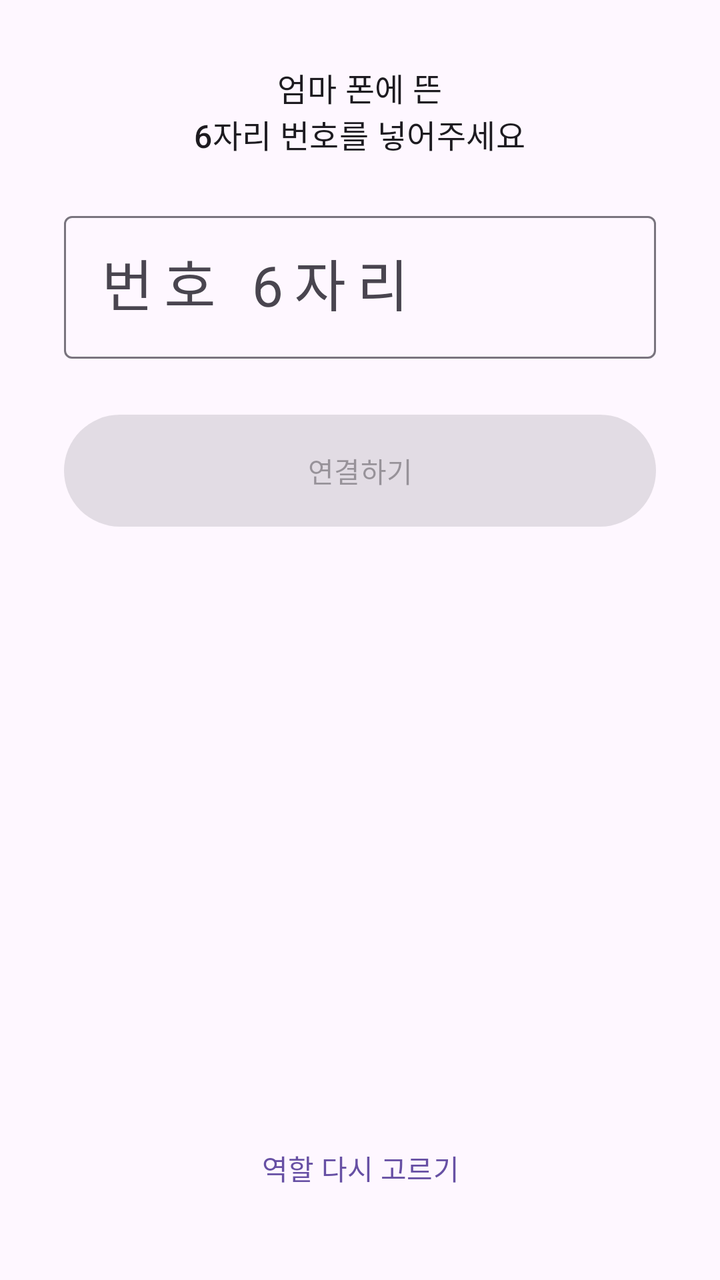
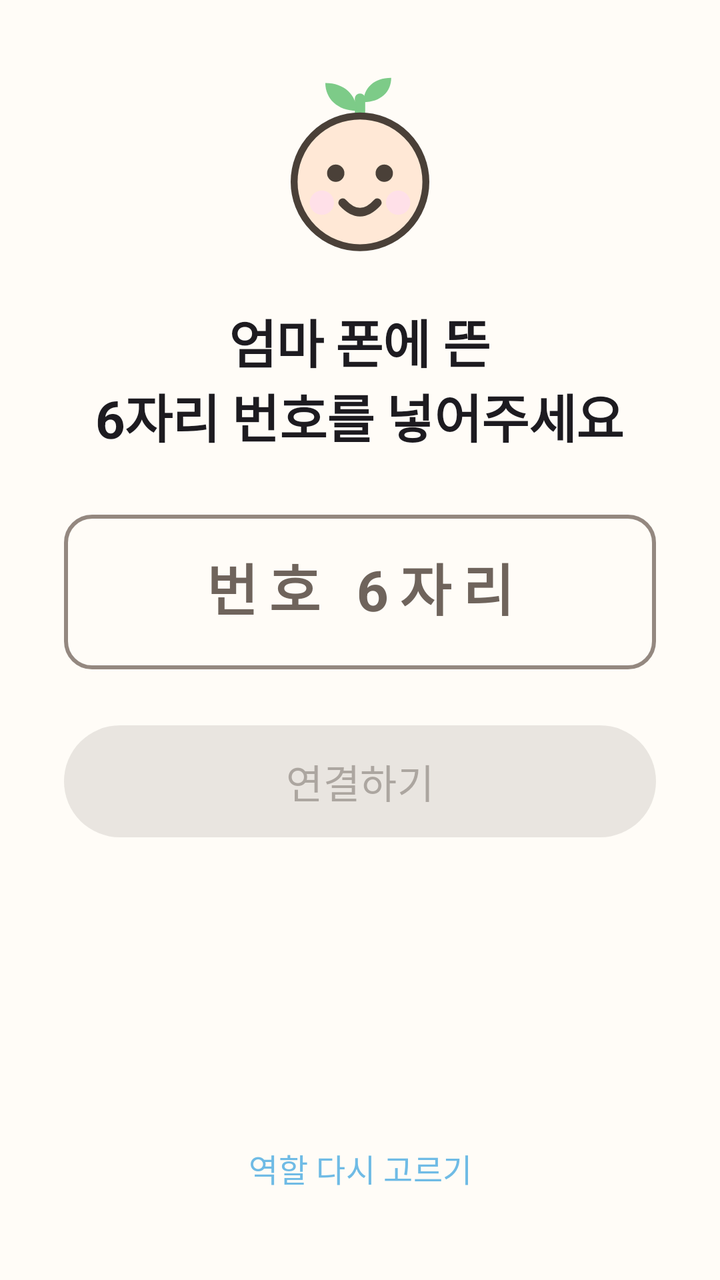

The first picture is an Android layout as it rendered before a commit; the second is the same layout after the commit. The layout source and the unified diff follow.
<!-- AndroidManifest.xml: application theme Theme.KidCare -->
<!-- res/layout/activity_child_pairing.xml -->
<?xml version="1.0" encoding="utf-8"?>
<LinearLayout xmlns:android="http://schemas.android.com/apk/res/android"
    android:layout_width="match_parent"
    android:layout_height="match_parent"
    android:orientation="vertical"
    android:gravity="center"
    android:padding="32dp">

    <TextView
        android:layout_width="wrap_content"
        android:layout_height="wrap_content"
        android:layout_marginBottom="24dp"
        android:gravity="center"
        android:text="@string/pairing_child_title"
        android:textAppearance="?attr/textAppearanceTitleMedium" />

    <com.google.android.material.textfield.TextInputLayout
        android:layout_width="match_parent"
        android:layout_height="wrap_content">

        <com.google.android.material.textfield.TextInputEditText
            android:id="@+id/code_input"
            android:layout_width="match_parent"
            android:layout_height="wrap_content"
            android:hint="@string/pairing_child_hint"
            android:inputType="textCapCharacters"
            android:maxLength="8"
            android:letterSpacing="0.2"
            android:textAppearance="?attr/textAppearanceHeadlineMedium" />
    </com.google.android.material.textfield.TextInputLayout>

    <TextView
        android:id="@+id/error_text"
        android:layout_width="match_parent"
        android:layout_height="wrap_content"
        android:layout_marginTop="12dp"
        android:gravity="center"
        android:textColor="?attr/colorError"
        android:visibility="gone" />

    <com.google.android.material.button.MaterialButton
        android:id="@+id/join_button"
        android:layout_width="match_parent"
        android:layout_height="64dp"
        android:layout_marginTop="24dp"
        android:enabled="false"
        android:text="@string/pairing_child_join" />

    
    <Space
        android:layout_width="match_parent"
        android:layout_height="0dp"
        android:layout_weight="1" />

    <com.google.android.material.button.MaterialButton
        android:id="@+id/reset_role_button"
        style="@style/Widget.Material3.Button.TextButton"
        android:layout_width="wrap_content"
        android:layout_height="wrap_content"
        android:text="@string/pairing_reset_role_button" />
</LinearLayout>
<!-- resources referenced by this layout -->
<resources>
  <style name="Theme.KidCare" parent="Theme.Material3.DayNight.NoActionBar">
          <item name="android:statusBarColor" tools:targetApi="l">?attr/colorSurface</item>
      </style>
  <!-- unchanged entries left out for length: 4 -->
</resources>

<!-- the commit's change to res/layout/activity_child_pairing.xml (unified diff, before → after) -->
@@ -4,7 +4,15 @@
     android:layout_height="match_parent"
     android:orientation="vertical"
     android:gravity="center"
-    android:padding="32dp">
+    android:padding="32dp"
+    android:fitsSystemWindows="true">
+
+    <ImageView
+        android:layout_width="104dp"
+        android:layout_height="104dp"
+        android:layout_marginBottom="16dp"
+        android:importantForAccessibility="no"
+        android:src="@drawable/ic_mascot" />
 
     <TextView
         android:layout_width="wrap_content"
@@ -12,7 +20,7 @@
         android:layout_marginBottom="24dp"
         android:gravity="center"
         android:text="@string/pairing_child_title"
-        android:textAppearance="?attr/textAppearanceTitleMedium" />
+        android:textAppearance="?attr/textAppearanceHeadlineSmall" />
 
     <com.google.android.material.textfield.TextInputLayout
         android:layout_width="match_parent"
@@ -22,10 +30,12 @@
             android:id="@+id/code_input"
             android:layout_width="match_parent"
             android:layout_height="wrap_content"
+            android:gravity="center"
             android:hint="@string/pairing_child_hint"
             android:inputType="textCapCharacters"
             android:maxLength="8"
             android:letterSpacing="0.2"
+            android:paddingVertical="20dp"
             android:textAppearance="?attr/textAppearanceHeadlineMedium" />
     </com.google.android.material.textfield.TextInputLayout>
 
@@ -34,8 +44,12 @@
         android:layout_width="match_parent"
         android:layout_height="wrap_content"
         android:layout_marginTop="12dp"
+        android:background="?attr/colorErrorContainer"
         android:gravity="center"
-        android:textColor="?attr/colorError"
+        android:paddingHorizontal="16dp"
+        android:paddingVertical="12dp"
+        android:textAppearance="?attr/textAppearanceBodyMedium"
+        android:textColor="?attr/colorOnErrorContainer"
         android:visibility="gone" />
 
     <com.google.android.material.button.MaterialButton
@@ -44,7 +58,8 @@
         android:layout_height="64dp"
         android:layout_marginTop="24dp"
         android:enabled="false"
-        android:text="@string/pairing_child_join" />
+        android:text="@string/pairing_child_join"
+        android:textAppearance="?attr/textAppearanceTitleMedium" />
 
     
     <Space
@@ -54,7 +69,7 @@
 
     <com.google.android.material.button.MaterialButton
         android:id="@+id/reset_role_button"
-        style="@style/Widget.Material3.Button.TextButton"
+        style="@style/Widget.KidCare.Button.Text"
         android:layout_width="wrap_content"
         android:layout_height="wrap_content"
         android:text="@string/pairing_reset_role_button" />
<!-- resource entries referenced after the edit -->
@@ -1,7 +1,298 @@
 <!-- resources referenced by this layout -->
 <resources>
+  <!-- drawable ic_mascot (drawable) -->
+  <?xml version="1.0" encoding="utf-8"?>
+  <vector xmlns:android="http://schemas.android.com/apk/res/android"
+      android:width="120dp"
+      android:height="120dp"
+      android:viewportWidth="120"
+      android:viewportHeight="120">
+  
+      
+      <path
+          android:pathData="M60,34 L60,20"
+          android:strokeColor="@color/grass"
+          android:strokeWidth="6"
+          android:strokeLineCap="round" />
+  
+      
+      <path
+          android:pathData="M58,27 C47,27 40,20 40,11 C51,11 58,18 58,27 Z"
+          android:fillColor="@color/grass" />
+      <path
+          android:pathData="M62,22 C72,22 78,16 78,8 C68,8 62,14 62,22 Z"
+          android:fillColor="@color/grass" />
+  
+      
+      <path
+          android:pathData="M22,68 a38,38 0 1,0 76,0 a38,38 0 1,0 -76,0 Z"
+          android:fillColor="@color/apricot_soft"
+          android:strokeColor="@color/ink"
+          android:strokeWidth="4" />
+  
+      
+      <path
+          android:pathData="M31,80 a7,7 0 1,0 14,0 a7,7 0 1,0 -14,0 Z"
+          android:fillColor="@color/berry_soft" />
+      <path
+          android:pathData="M75,80 a7,7 0 1,0 14,0 a7,7 0 1,0 -14,0 Z"
+          android:fillColor="@color/berry_soft" />
+  
+      
+      <path
+          android:pathData="M41,63 a5,5 0 1,0 10,0 a5,5 0 1,0 -10,0 Z"
+          android:fillColor="@color/ink" />
+      <path
+          android:pathData="M69,63 a5,5 0 1,0 10,0 a5,5 0 1,0 -10,0 Z"
+          android:fillColor="@color/ink" />
+  
+      
+      <path
+          android:pathData="M50,80 Q60,91 70,80"
+          android:strokeColor="@color/ink"
+          android:strokeWidth="5"
+          android:strokeLineCap="round" />
+  </vector>
+  <style name="Widget.KidCare.Button.Text" parent="Widget.Material3.Button.TextButton">
+          <item name="shapeAppearance">@style/ShapeAppearance.KidCare.Pill</item>
+          <item name="android:textAllCaps">false</item>
+      </style>
   <style name="Theme.KidCare" parent="Theme.Material3.DayNight.NoActionBar">
-          <item name="android:statusBarColor" tools:targetApi="l">?attr/colorSurface</item>
+  
+          
+          <item name="colorPrimary">@color/sky</item>
+          <item name="colorOnPrimary">@color/on_accent</item>
+          <item name="colorPrimaryContainer">@color/sky_soft</item>
+          <item name="colorOnPrimaryContainer">@color/ink</item>
+  
+          
+          
+          <item name="colorSecondary">@color/apricot</item>
+          <item name="colorOnSecondary">@color/on_accent</item>
+          <item name="colorSecondaryContainer">@color/apricot_soft</item>
+          <item name="colorOnSecondaryContainer">@color/ink</item>
+  
+          
+          <item name="colorTertiary">@color/grass</item>
+          <item name="colorOnTertiary">@color/on_accent</item>
+          <item name="colorTertiaryContainer">@color/grass_soft</item>
+          <item name="colorOnTertiaryContainer">@color/ink</item>
+  
+          
+          
+          <item name="colorError">@color/berry_ink</item>
+          <item name="colorOnError">@color/paper_card</item>
+          <item name="colorErrorContainer">@color/berry_soft</item>
+          <item name="colorOnErrorContainer">@color/on_berry_soft</item>
+  
+          
+          <item name="android:colorBackground">@color/paper</item>
+          <item name="colorOnBackground">@color/ink</item>
+          <item name="colorSurface">@color/paper</item>
+          <item name="colorOnSurface">@color/ink</item>
+          <item name="colorSurfaceVariant">@color/paper_fold</item>
+          <item name="colorOnSurfaceVariant">@color/ink_soft</item>
+          
+          <item name="colorSurfaceContainerLowest">@color/paper_card</item>
+          <item name="colorSurfaceContainerLow">@color/paper_card</item>
+          <item name="colorSurfaceContainer">@color/paper_card</item>
+          <item name="colorSurfaceContainerHigh">@color/paper_fold</item>
+          <item name="colorSurfaceContainerHighest">@color/paper_fold</item>
+          <item name="colorOutline">@color/line</item>
+          <item name="colorOutlineVariant">@color/line_soft</item>
+  
+          
+          
+          <item name="shapeAppearanceCornerExtraSmall">@style/ShapeAppearance.KidCare.ExtraSmall</item>
+          <item name="shapeAppearanceCornerSmall">@style/ShapeAppearance.KidCare.Small</item>
+          <item name="shapeAppearanceCornerMedium">@style/ShapeAppearance.KidCare.Medium</item>
+          <item name="shapeAppearanceCornerLarge">@style/ShapeAppearance.KidCare.Large</item>
+          <item name="shapeAppearanceCornerExtraLarge">@style/ShapeAppearance.KidCare.ExtraLarge</item>
+          <item name="shapeAppearanceSmallComponent">@style/ShapeAppearance.KidCare.Small</item>
+          <item name="shapeAppearanceMediumComponent">@style/ShapeAppearance.KidCare.Medium</item>
+          <item name="shapeAppearanceLargeComponent">@style/ShapeAppearance.KidCare.Large</item>
+  
+          
+          
+          <item name="textAppearanceDisplayLarge">@style/TextAppearance.KidCare.DisplayLarge</item>
+          <item name="textAppearanceDisplayMedium">@style/TextAppearance.KidCare.DisplayMedium</item>
+          <item name="textAppearanceDisplaySmall">@style/TextAppearance.KidCare.DisplaySmall</item>
+          <item name="textAppearanceHeadlineLarge">@style/TextAppearance.KidCare.HeadlineLarge</item>
+          <item name="textAppearanceHeadlineMedium">@style/TextAppearance.KidCare.HeadlineMedium</item>
+          <item name="textAppearanceHeadlineSmall">@style/TextAppearance.KidCare.HeadlineSmall</item>
+          <item name="textAppearanceTitleLarge">@style/TextAppearance.KidCare.TitleLarge</item>
+          <item name="textAppearanceTitleMedium">@style/TextAppearance.KidCare.TitleMedium</item>
+          <item name="textAppearanceTitleSmall">@style/TextAppearance.KidCare.TitleSmall</item>
+          <item name="textAppearanceBodyLarge">@style/TextAppearance.KidCare.BodyLarge</item>
+          <item name="textAppearanceBodyMedium">@style/TextAppearance.KidCare.BodyMedium</item>
+          <item name="textAppearanceBodySmall">@style/TextAppearance.KidCare.BodySmall</item>
+          <item name="textAppearanceLabelLarge">@style/TextAppearance.KidCare.LabelLarge</item>
+          <item name="textAppearanceLabelMedium">@style/TextAppearance.KidCare.LabelMedium</item>
+          <item name="textAppearanceLabelSmall">@style/TextAppearance.KidCare.LabelSmall</item>
+  
+          
+          <item name="materialButtonStyle">@style/Widget.KidCare.Button</item>
+          <item name="materialButtonOutlinedStyle">@style/Widget.KidCare.Button.Outlined</item>
+          <item name="materialCardViewStyle">@style/Widget.KidCare.Card</item>
+          <item name="bottomNavigationStyle">@style/Widget.KidCare.BottomNav</item>
+          <item name="textInputStyle">@style/Widget.KidCare.TextField</item>
+  
+          
+          
+          <item name="android:statusBarColor" tools:targetApi="l">@color/paper</item>
+          <item name="android:navigationBarColor">@color/paper</item>
+          <item name="android:windowLightStatusBar" tools:targetApi="m">@bool/light_system_bars</item>
+          <item name="android:windowLightNavigationBar" tools:targetApi="o_mr1">@bool/light_system_bars</item>
+          <item name="android:windowBackground">@color/paper</item>
+      </style>
+  <color name="grass">#7DCB88</color>
+  <color name="apricot_soft">#FFE8D6</color>
+  <color name="ink">#4A4038</color>
+  <color name="berry_soft">#FFE0E8</color>
+  <style parent="" name="ShapeAppearance.KidCare.Pill">
+          <item name="cornerFamily">rounded</item>
+          <item name="cornerSize">50%</item>
+      </style>
+  <color name="sky">#6FBBE5</color>
+  <color name="on_accent">#4A4038</color>
+  <color name="sky_soft">#DCF0FA</color>
+  <color name="apricot">#FFA96B</color>
+  <color name="grass_soft">#E2F5E5</color>
+  <color name="berry_ink">#8A2B47</color>
+  <color name="paper_card">#FFFFFF</color>
+  <color name="on_berry_soft">#3F2831</color>
+  <color name="paper">#FFFCF7</color>
+  <color name="paper_fold">#F2EBE0</color>
+  <color name="ink_soft">#6F645C</color>
+  <color name="line">#948880</color>
+  <color name="line_soft">#E8DFD4</color>
+  <style parent="" name="ShapeAppearance.KidCare.ExtraSmall">
+          <item name="cornerFamily">rounded</item>
+          <item name="cornerSize">8dp</item>
+      </style>
+  <style parent="" name="ShapeAppearance.KidCare.Small">
+          <item name="cornerFamily">rounded</item>
+          <item name="cornerSize">14dp</item>
+      </style>
+  <style parent="" name="ShapeAppearance.KidCare.Medium">
+          <item name="cornerFamily">rounded</item>
+          <item name="cornerSize">20dp</item>
+      </style>
+  <style parent="" name="ShapeAppearance.KidCare.Large">
+          <item name="cornerFamily">rounded</item>
+          <item name="cornerSize">28dp</item>
+      </style>
+  <style parent="" name="ShapeAppearance.KidCare.ExtraLarge">
+          <item name="cornerFamily">rounded</item>
+          <item name="cornerSize">36dp</item>
+      </style>
+  <style name="TextAppearance.KidCare.DisplayLarge" parent="TextAppearance.Material3.DisplayLarge">
+          <item name="android:textSize">40sp</item>
+          <item name="android:textStyle">bold</item>
+          <item name="android:lineHeight">50sp</item>
+          <item name="android:letterSpacing">-0.01</item>
+      </style>
+  <style name="TextAppearance.KidCare.DisplayMedium" parent="TextAppearance.Material3.DisplayMedium">
+          <item name="android:textSize">34sp</item>
+          <item name="android:textStyle">bold</item>
+          <item name="android:lineHeight">44sp</item>
+          <item name="android:letterSpacing">-0.01</item>
+      </style>
+  <style name="TextAppearance.KidCare.DisplaySmall" parent="TextAppearance.Material3.DisplaySmall">
+          <item name="android:textSize">30sp</item>
+          <item name="android:textStyle">bold</item>
+          <item name="android:lineHeight">40sp</item>
+          <item name="android:letterSpacing">-0.01</item>
+      </style>
+  <style name="TextAppearance.KidCare.HeadlineLarge" parent="TextAppearance.Material3.HeadlineLarge">
+          <item name="android:textSize">30sp</item>
+          <item name="android:textStyle">bold</item>
+          <item name="android:lineHeight">40sp</item>
+          <item name="android:letterSpacing">-0.01</item>
+      </style>
+  <style name="TextAppearance.KidCare.HeadlineMedium" parent="TextAppearance.Material3.HeadlineMedium">
+          <item name="android:textSize">28sp</item>
+          <item name="android:textStyle">bold</item>
+          <item name="android:lineHeight">38sp</item>
+          <item name="android:letterSpacing">-0.01</item>
+      </style>
+  <style name="TextAppearance.KidCare.HeadlineSmall" parent="TextAppearance.Material3.HeadlineSmall">
+          <item name="android:textSize">26sp</item>
+          <item name="android:textStyle">bold</item>
+          <item name="android:lineHeight">36sp</item>
+          <item name="android:letterSpacing">-0.01</item>
+      </style>
+  <style name="TextAppearance.KidCare.TitleLarge" parent="TextAppearance.Material3.TitleLarge">
+          <item name="android:textSize">22sp</item>
+          <item name="android:fontFamily">sans-serif-medium</item>
+          <item name="android:lineHeight">30sp</item>
+      </style>
+  <style name="TextAppearance.KidCare.TitleMedium" parent="TextAppearance.Material3.TitleMedium">
+          <item name="android:textSize">20sp</item>
+          <item name="android:fontFamily">sans-serif-medium</item>
+          <item name="android:lineHeight">28sp</item>
+      </style>
+  <style name="TextAppearance.KidCare.TitleSmall" parent="TextAppearance.Material3.TitleSmall">
+          <item name="android:textSize">18sp</item>
+          <item name="android:fontFamily">sans-serif-medium</item>
+          <item name="android:lineHeight">26sp</item>
+      </style>
+  <style name="TextAppearance.KidCare.BodyLarge" parent="TextAppearance.Material3.BodyLarge">
+          <item name="android:textSize">18sp</item>
+          <item name="android:lineHeight">28sp</item>
+      </style>
+  <style name="TextAppearance.KidCare.BodyMedium" parent="TextAppearance.Material3.BodyMedium">
+          <item name="android:textSize">17sp</item>
+          <item name="android:lineHeight">27sp</item>
+      </style>
+  <style name="TextAppearance.KidCare.BodySmall" parent="TextAppearance.Material3.BodySmall">
+          <item name="android:textSize">15sp</item>
+          <item name="android:lineHeight">23sp</item>
+      </style>
+  <style name="TextAppearance.KidCare.LabelLarge" parent="TextAppearance.Material3.LabelLarge">
+          <item name="android:textSize">16sp</item>
+          <item name="android:fontFamily">sans-serif-medium</item>
+          <item name="android:textAllCaps">false</item>
+      </style>
+  <style name="TextAppearance.KidCare.LabelMedium" parent="TextAppearance.Material3.LabelMedium">
+          <item name="android:textSize">14sp</item>
+          <item name="android:fontFamily">sans-serif-medium</item>
+          <item name="android:textAllCaps">false</item>
+      </style>
+  <style name="TextAppearance.KidCare.LabelSmall" parent="TextAppearance.Material3.LabelSmall">
+          <item name="android:textSize">12sp</item>
+          <item name="android:fontFamily">sans-serif-medium</item>
+          <item name="android:textAllCaps">false</item>
+      </style>
+  <style name="Widget.KidCare.Button" parent="Widget.Material3.Button">
+          <item name="shapeAppearance">@style/ShapeAppearance.KidCare.Pill</item>
+          <item name="android:textAllCaps">false</item>
+          <item name="android:minHeight">56dp</item>
+      </style>
+  <style name="Widget.KidCare.Button.Outlined" parent="Widget.Material3.Button.OutlinedButton">
+          <item name="shapeAppearance">@style/ShapeAppearance.KidCare.Pill</item>
+          <item name="android:textAllCaps">false</item>
+      </style>
+  <style name="Widget.KidCare.Card" parent="Widget.Material3.CardView.Filled">
+          <item name="cardBackgroundColor">@color/paper_card</item>
+          <item name="shapeAppearance">@style/ShapeAppearance.KidCare.Medium</item>
+          <item name="cardElevation">0dp</item>
+          <item name="strokeColor">@color/line_soft</item>
+          <item name="strokeWidth">1dp</item>
+      </style>
+  <style name="Widget.KidCare.BottomNav" parent="Widget.Material3.BottomNavigationView">
+          <item name="android:background">@color/paper_card</item>
+          <item name="elevation">0dp</item>
+          <item name="itemActiveIndicatorStyle">@style/Widget.KidCare.BottomNav.Indicator</item>
+      </style>
+  <style name="Widget.KidCare.TextField" parent="Widget.Material3.TextInputLayout.OutlinedBox">
+          <item name="shapeAppearance">@style/ShapeAppearance.KidCare.Small</item>
+          <item name="boxStrokeWidth">2dp</item>
+      </style>
+  <style name="Widget.KidCare.BottomNav.Indicator" parent="Widget.Material3.BottomNavigationView.ActiveIndicator">
+          <item name="android:width">72dp</item>
+          <item name="android:height">36dp</item>
+          <item name="shapeAppearance">@style/ShapeAppearance.KidCare.Pill</item>
       </style>
   <!-- unchanged entries left out for length: 4 -->
 </resources>
